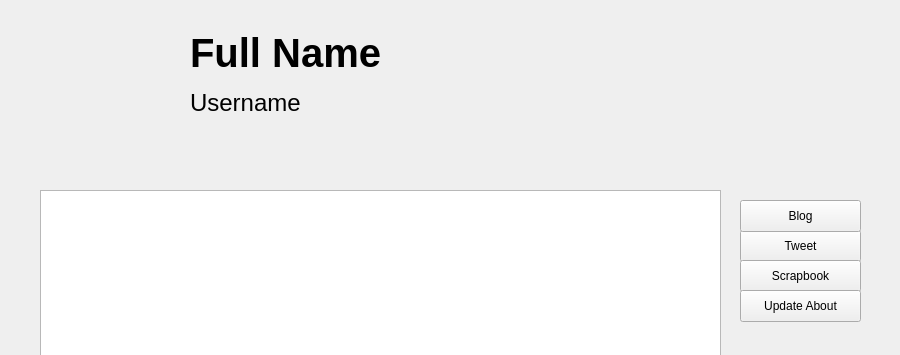
thanhmvu/RocketRapport, file GUI/profilegui.ui: the form before one commit; both pictures show x 0 to 900 and y 0 to 355 of the 900 by 600 pixel window.
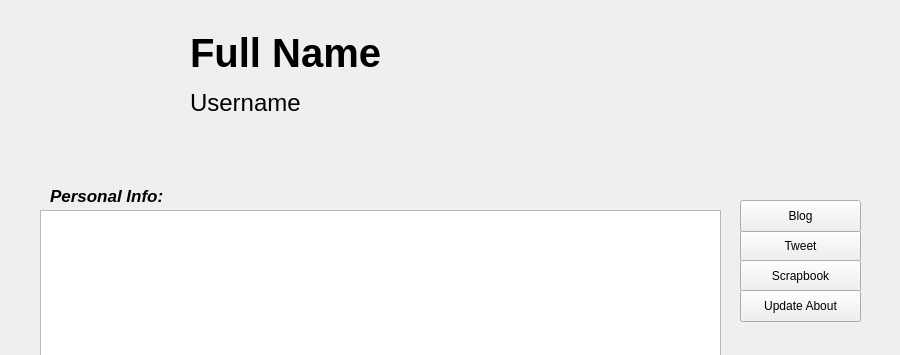
The form after the commit. Icons and pictures are not drawn.

Commit message: Add feature to edit about section in profile

The edit to the form file:
```diff
--- a/GUI/profilegui.ui
+++ b/GUI/profilegui.ui
@@ -152,9 +152,9 @@
    <property name="geometry">
     <rect>
      <x>40</x>
-     <y>190</y>
+     <y>210</y>
      <width>681</width>
-     <height>371</height>
+     <height>351</height>
     </rect>
    </property>
   </widget>
@@ -171,6 +171,27 @@
     <string>Update About</string>
    </property>
   </widget>
+  <widget class="QLabel" name="label_about">
+   <property name="geometry">
+    <rect>
+     <x>50</x>
+     <y>180</y>
+     <width>211</width>
+     <height>31</height>
+    </rect>
+   </property>
+   <property name="font">
+    <font>
+     <pointsize>13</pointsize>
+     <weight>75</weight>
+     <italic>true</italic>
+     <bold>true</bold>
+    </font>
+   </property>
+   <property name="text">
+    <string>Personal Info:</string>
+   </property>
+  </widget>
  </widget>
  <resources>
   <include location="images.qrc"/>
```
The commit also changes 4 other files.
